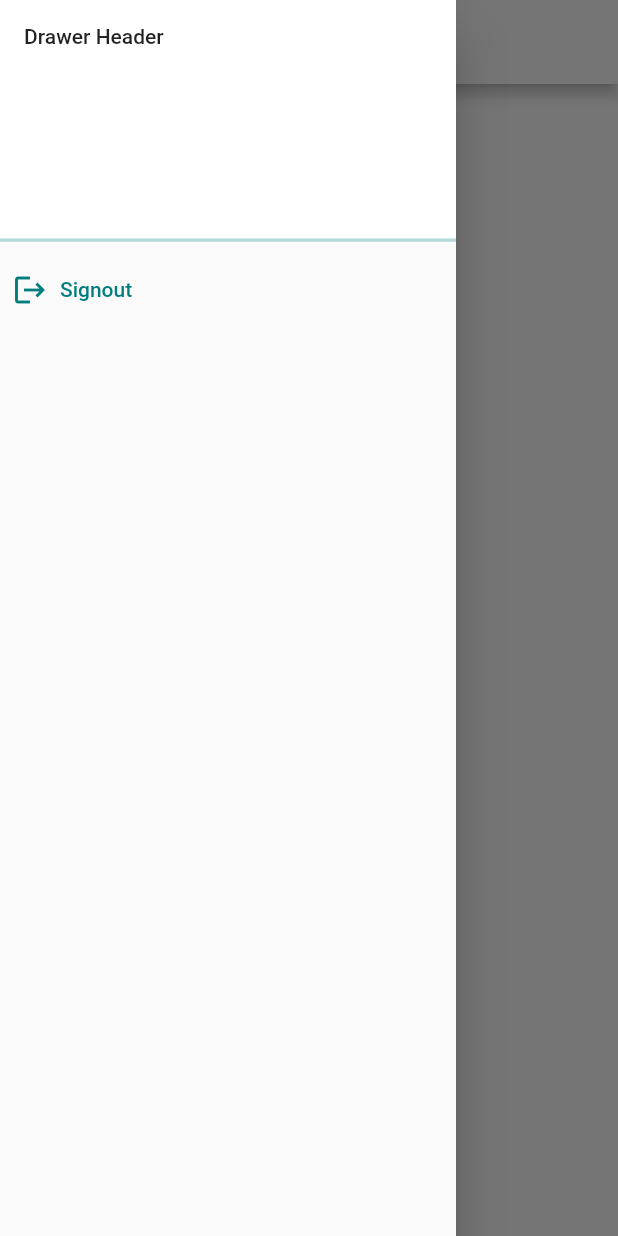
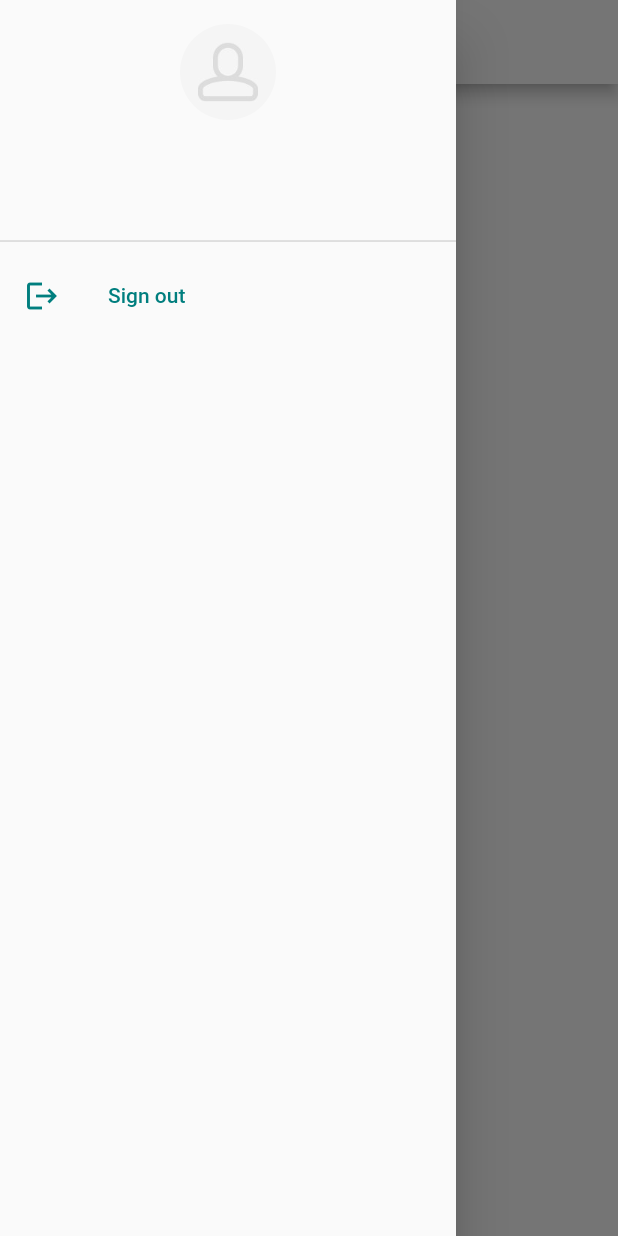
Before and after one commit to ryanf10/prorum_flutter, a Flutter app: the HomeScreen screen opened directly, with the side drawer open, on a phone screen of 412 x 824 dp. Run offline on Flutter 3.47's test engine with Material 2 defaults, Android fonts, the phone set to English and light mode, and no system bars; our stand-ins replace flutter_secure_storage; accounts and stored records are empty.

Commit message:
feat: add drawer, save user information in session

```diff
--- /dev/null
+++ b/lib/components/circle_image.dart
@@ -0,0 +1,28 @@
+import 'package:flutter/material.dart';
+
+class CircleImage extends StatelessWidget {
+  final double width;
+  final double height;
+  final ImageProvider<Object> image;
+  const CircleImage({
+    Key? key,
+    required this.width,
+    required this.height,
+    required this.image,
+  }) : super(key: key);
+
+  @override
+  Widget build(BuildContext context) {
+    return Container(
+      width: width,
+      height: height,
+      decoration: BoxDecoration(
+        shape: BoxShape.circle,
+        image: DecorationImage(
+          fit: BoxFit.fill,
+          image: image,
+        ),
+      ),
+    );
+  }
+}
--- /dev/null
+++ b/lib/models/user.dart
@@ -0,0 +1,24 @@
+class User{
+  final int userId;
+  final String username;
+  final String? email;
+  String? base64Avatar;
+
+  User({
+    required this.userId,
+    required this.username,
+    required this.email,
+  });
+
+  // set avatar(String base64data){
+  //   base64Avatar = base64data;
+  // }
+
+  factory User.fromJson(Map<String, dynamic> json) {
+    return User(
+      userId: json['id'],
+      username: json['username'],
+      email: json['email']!,
+    );
+  }
+}
--- /dev/null
+++ b/lib/screens/home/components/left_drawer.dart
@@ -0,0 +1,71 @@
+import 'dart:convert';
+
+import 'package:flutter/material.dart';
+import 'package:prorum_flutter/components/circle_image.dart';
+import 'package:prorum_flutter/components/dialog_box.dart';
+import 'package:prorum_flutter/constant.dart';
+import 'package:prorum_flutter/screens/welcome/welcome_screen.dart';
+import 'package:prorum_flutter/session.dart';
+
+class LeftDrawer extends StatelessWidget {
+  const LeftDrawer({
+    Key? key,
+  }) : super(key: key);
+
+  @override
+  Widget build(BuildContext context) {
+    return Drawer(
+      child: ListView(
+        children: <Widget>[
+          GestureDetector(
+            child: DrawerHeader(
+              decoration: BoxDecoration(
+                border: Border(
+                    bottom: BorderSide(color: Colors.grey[300]!, width: 1.0)),
+              ),
+
+              child: Column(
+                children: [
+                  CircleImage(
+                    width: 64,
+                    height: 64,
+                    image: Session.user!.base64Avatar != null ? Image.memory(base64Decode(Session.user!.base64Avatar!)).image : Image.asset("assets/images/avatar.jpg").image,
+                  ),
+                  // const Icon(Icons.person),
+                  const Padding(padding: EdgeInsets.only(top: 17.0)),
+                  Text(Session.user!.username),
+                  Text(Session.user!.email!),
+                ],
+              ),
+            ),
+            onTap: () {
+              showDialog(
+                  context: context,
+                  builder: (context) {
+                    return DialogBox(content: Text('H1'));
+                  });
+            },
+          ),
+          ListTile(
+            iconColor: kPrimaryColor,
+            textColor: kPrimaryColor,
+            leading: const Icon(Icons.logout),
+            title: const Text('Sign out'),
+            onTap: () {
+              Session.destroyAll();
+              Navigator.pushAndRemoveUntil(
+                context,
+                MaterialPageRoute(
+                  builder: (BuildContext context) {
+                    return const WelcomeScreen();
+                  },
+                ),
+                (route) => false,
+              );
+            },
+          )
+        ],
+      ),
+    );
+  }
+}
--- a/lib/screens/home/home_screen.dart
+++ b/lib/screens/home/home_screen.dart
@@ -1,5 +1,6 @@
 import 'package:flutter/material.dart';
 import 'package:prorum_flutter/constant.dart';
+import 'package:prorum_flutter/screens/home/components/left_drawer.dart';
 import 'package:prorum_flutter/screens/welcome/welcome_screen.dart';
 import 'package:prorum_flutter/session.dart';
 
@@ -14,43 +15,7 @@ class HomeScreen extends StatelessWidget {
         foregroundColor: kPrimaryColor,
       ),
       body: const Text('Home'),
-      drawer: Drawer(
-        child: ListView(
-          children: <Widget>[
-            const DrawerHeader(
-              decoration: BoxDecoration(
-                color: Colors.white,
-                border: Border(
-                    bottom: BorderSide(color: kPrimaryLightColor, width: 2.0)),
-              ),
-              child: Text('Drawer Header'),
-            ),
-            Row(
-              children: [
-                TextButton.icon(
-                  label: const Text('Signout'),
-                  icon: const Icon(Icons.logout),
-                  style: TextButton.styleFrom(
-                    primary: kPrimaryColor
-                  ),
-                  onPressed: () {
-                    Session.destroyAll();
-                    Navigator.pushAndRemoveUntil(
-                      context,
-                      MaterialPageRoute(
-                        builder: (BuildContext context) {
-                          return const WelcomeScreen();
-                        },
-                      ),
-                      (route) => false,
-                    );
-                  },
-                ),
-              ],
-            ),
-          ],
-        ),
-      ),
+      drawer: const LeftDrawer(),
     );
   }
 }
--- a/lib/screens/login/components/body.dart
+++ b/lib/screens/login/components/body.dart
@@ -114,6 +114,7 @@ class _BodyState extends State<Body> {
                           msg = "Success";
                           success = true;
                           Session.saveCookie(response);
+                          Session.getUser();
                           Navigator.pushAndRemoveUntil(
                             context,
                             MaterialPageRoute(
--- a/lib/screens/signup/components/body.dart
+++ b/lib/screens/signup/components/body.dart
@@ -169,6 +169,7 @@ class _BodyState extends State<Body> {
                           msg = "Success";
                           success = true;
                           Session.saveCookie(response);
+                          Session.getUser();
                           Navigator.pushAndRemoveUntil(
                             context,
                             MaterialPageRoute(
--- a/lib/session.dart
+++ b/lib/session.dart
@@ -1,23 +1,38 @@
 import 'dart:convert';
 
 import 'package:flutter_secure_storage/flutter_secure_storage.dart';
+import 'package:prorum_flutter/constant.dart';
 import 'package:prorum_flutter/fetch_api.dart';
+
+import 'models/user.dart';
 
 class Session {
   static const storage = FlutterSecureStorage();
   static bool isLoggedin = false;
+  static User? user;
 
   static initState() async {
     String cookie = await storage.read(key: 'cookie') ?? '';
     if (cookie != '') {
       FetchApi.headers['cookie'] = cookie;
+      await Session.getUser();
+    }
+  }
 
-      final y =
-          await FetchApi.get('https://nest-prorum.herokuapp.com/api/users/me');
-      Map<String, dynamic> body = jsonDecode(y.body);
+  static getUser() async {
+    final response = await FetchApi.get(baseApiUrl + '/users/me');
+    Map<String, dynamic> body = jsonDecode(response.body);
 
-      if (body['statusCode'] == 200) {
-        Session.isLoggedin = true;
+    if (body['statusCode'] == 200) {
+      Session.isLoggedin = true;
+      Session.user = User.fromJson(body['data']['user']);
+
+      final responseForAvatar =
+          await FetchApi.get(baseApiUrl + '/users/me/avatar');
+      Map<String, dynamic> bodyForAvatar = jsonDecode(responseForAvatar.body);
+
+      if(bodyForAvatar['statusCode'] == 200){
+        Session.user!.base64Avatar = bodyForAvatar['data'];
       }
     }
   }
--- a/pubspec.yaml
+++ b/pubspec.yaml
@@ -75,6 +75,7 @@ flutter:
     - assets/images/main_bottom.png
     - assets/images/login_bottom.png
     - assets/images/signup_top.png
+    - assets/images/avatar.jpg
 
   #   - images/a_dot_ham.jpeg
 
```
Also changed, not shown: assets/images/avatar.jpg (added).
